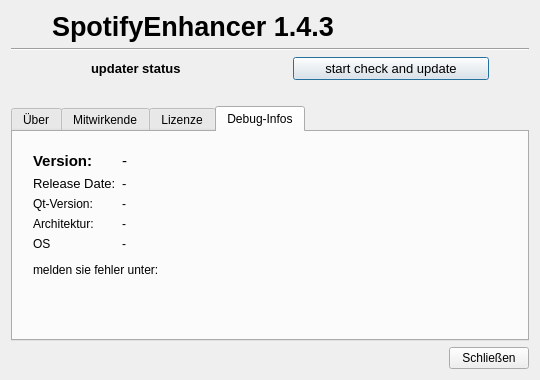
This is dialogueber.ui in M4RKUS28/MUpdaterLib as Qt 5 draws it before an edit. The edited form follows.
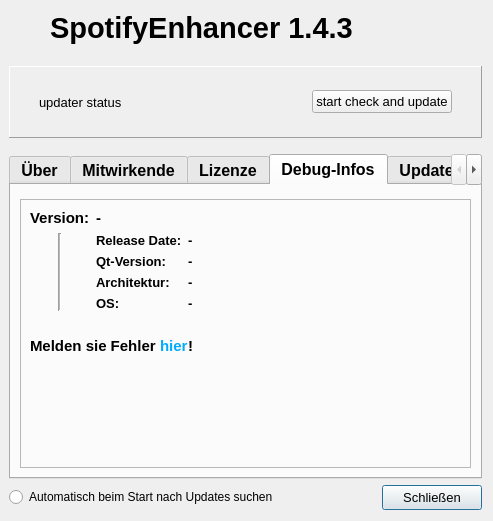
This is the edited form.

Patch:
```diff
--- a/dialogueber.ui
+++ b/dialogueber.ui
@@ -6,20 +6,20 @@
    <rect>
     <x>0</x>
     <y>0</y>
-    <width>540</width>
-    <height>380</height>
+    <width>493</width>
+    <height>521</height>
    </rect>
   </property>
   <property name="minimumSize">
    <size>
-    <width>500</width>
-    <height>310</height>
+    <width>400</width>
+    <height>250</height>
    </size>
   </property>
   <property name="maximumSize">
    <size>
-    <width>540</width>
-    <height>380</height>
+    <width>9999</width>
+    <height>9999</height>
    </size>
   </property>
   <property name="windowTitle">
@@ -30,163 +30,21 @@
 background-color: qlineargradient(spread:pad, x1:0, y1:0, x2:1, y2:0.523, stop:0 rgba(134, 255, 242, 255), stop:0.803822 rgba(255, 255, 255, 255));
 }*/</string>
   </property>
-  <layout class="QVBoxLayout" name="verticalLayout">
-   <item>
-    <layout class="QHBoxLayout" name="horizontalLayout_4">
-     <item>
-      <widget class="QLabel" name="label_icon">
-       <property name="sizePolicy">
-        <sizepolicy hsizetype="Maximum" vsizetype="Preferred">
-         <horstretch>0</horstretch>
-         <verstretch>0</verstretch>
-        </sizepolicy>
-       </property>
-       <property name="minimumSize">
-        <size>
-         <width>10</width>
-         <height>0</height>
-        </size>
-       </property>
-       <property name="text">
-        <string/>
-       </property>
-      </widget>
-     </item>
-     <item>
-      <spacer name="horizontalSpacer_3">
-       <property name="orientation">
-        <enum>Qt::Horizontal</enum>
-       </property>
-       <property name="sizeType">
-        <enum>QSizePolicy::Fixed</enum>
-       </property>
-       <property name="sizeHint" stdset="0">
-        <size>
-         <width>25</width>
-         <height>20</height>
-        </size>
-       </property>
-      </spacer>
-     </item>
-     <item>
-      <widget class="QLabel" name="label">
-       <property name="sizePolicy">
-        <sizepolicy hsizetype="Preferred" vsizetype="Fixed">
-         <horstretch>0</horstretch>
-         <verstretch>0</verstretch>
-        </sizepolicy>
-       </property>
-       <property name="font">
-        <font>
-         <pointsize>20</pointsize>
-         <bold>true</bold>
-        </font>
-       </property>
-       <property name="text">
-        <string>SpotifyEnhancer 1.4.3</string>
-       </property>
-      </widget>
-     </item>
-    </layout>
-   </item>
-   <item>
-    <widget class="Line" name="line_2">
-     <property name="orientation">
-      <enum>Qt::Horizontal</enum>
-     </property>
-    </widget>
-   </item>
-   <item>
-    <layout class="QHBoxLayout" name="horizontalLayout">
-     <item>
-      <spacer name="horizontalSpacer_4">
-       <property name="orientation">
-        <enum>Qt::Horizontal</enum>
-       </property>
-       <property name="sizeType">
-        <enum>QSizePolicy::Fixed</enum>
-       </property>
-       <property name="sizeHint" stdset="0">
-        <size>
-         <width>80</width>
-         <height>20</height>
-        </size>
-       </property>
-      </spacer>
-     </item>
-     <item>
-      <widget class="QLabel" name="labelUpdateStatus">
-       <property name="sizePolicy">
-        <sizepolicy hsizetype="Preferred" vsizetype="Preferred">
-         <horstretch>0</horstretch>
-         <verstretch>0</verstretch>
-        </sizepolicy>
-       </property>
-       <property name="font">
-        <font>
-         <pointsize>10</pointsize>
-         <bold>true</bold>
-        </font>
-       </property>
-       <property name="text">
-        <string>updater status</string>
-       </property>
-       <property name="wordWrap">
-        <bool>true</bool>
-       </property>
-      </widget>
-     </item>
-     <item>
-      <widget class="QPushButton" name="pushButtonUpdaterButton">
-       <property name="font">
-        <font>
-         <pointsize>10</pointsize>
-        </font>
-       </property>
-       <property name="styleSheet">
-        <string notr="true"/>
-       </property>
-       <property name="text">
-        <string>start check and update</string>
-       </property>
-      </widget>
-     </item>
-     <item>
-      <spacer name="horizontalSpacer">
-       <property name="orientation">
-        <enum>Qt::Horizontal</enum>
-       </property>
-       <property name="sizeType">
-        <enum>QSizePolicy::Preferred</enum>
-       </property>
-       <property name="sizeHint" stdset="0">
-        <size>
-         <width>40</width>
-         <height>20</height>
-        </size>
-       </property>
-      </spacer>
-     </item>
-    </layout>
-   </item>
-   <item>
-    <spacer name="verticalSpacer">
-     <property name="orientation">
-      <enum>Qt::Vertical</enum>
-     </property>
-     <property name="sizeType">
-      <enum>QSizePolicy::Fixed</enum>
-     </property>
-     <property name="sizeHint" stdset="0">
-      <size>
-       <width>20</width>
-       <height>20</height>
-      </size>
-     </property>
-    </spacer>
-   </item>
-   <item>
+  <layout class="QGridLayout" name="gridLayout_5">
+   <property name="leftMargin">
+    <number>9</number>
+   </property>
+   <item row="4" column="0" colspan="3">
     <widget class="QTabWidget" name="tabWidget">
+     <property name="font">
+      <font>
+       <pointsize>12</pointsize>
+       <bold>true</bold>
+      </font>
+     </property>
+     <property name="styleSheet">
+      <string notr="true"/>
+     </property>
      <property name="currentIndex">
       <number>3</number>
      </property>
@@ -294,145 +152,336 @@
       <attribute name="title">
        <string>Debug-Infos</string>
       </attribute>
-      <widget class="QWidget" name="">
-       <property name="geometry">
-        <rect>
-         <x>20</x>
-         <y>20</y>
-         <width>489</width>
-         <height>111</height>
-        </rect>
-       </property>
-       <layout class="QFormLayout" name="formLayout">
-        <item row="0" column="0">
-         <widget class="QLabel" name="label_2">
-          <property name="font">
-           <font>
-            <pointsize>11</pointsize>
-            <bold>true</bold>
-           </font>
+      <layout class="QGridLayout" name="gridLayout_2">
+       <item row="0" column="0" colspan="2">
+        <spacer name="verticalSpacer_6">
+         <property name="orientation">
+          <enum>Qt::Vertical</enum>
+         </property>
+         <property name="sizeType">
+          <enum>QSizePolicy::Fixed</enum>
+         </property>
+         <property name="sizeHint" stdset="0">
+          <size>
+           <width>20</width>
+           <height>5</height>
+          </size>
+         </property>
+        </spacer>
+       </item>
+       <item row="1" column="0" colspan="2">
+        <widget class="QFrame" name="framedebrounder">
+         <property name="minimumSize">
+          <size>
+           <width>0</width>
+           <height>10</height>
+          </size>
+         </property>
+         <property name="styleSheet">
+          <string notr="true"/>
+         </property>
+         <property name="frameShape">
+          <enum>QFrame::StyledPanel</enum>
+         </property>
+         <property name="frameShadow">
+          <enum>QFrame::Raised</enum>
+         </property>
+         <layout class="QGridLayout" name="gridLayout_4">
+          <property name="bottomMargin">
+           <number>0</number>
           </property>
-          <property name="text">
-           <string>Version:</string>
-          </property>
-         </widget>
-        </item>
-        <item row="0" column="1">
-         <widget class="QLabel" name="label_version">
-          <property name="font">
-           <font>
-            <pointsize>11</pointsize>
-           </font>
-          </property>
-          <property name="text">
-           <string>-</string>
-          </property>
-         </widget>
-        </item>
-        <item row="1" column="0">
-         <widget class="QLabel" name="label_3">
-          <property name="sizePolicy">
-           <sizepolicy hsizetype="Preferred" vsizetype="Fixed">
-            <horstretch>0</horstretch>
-            <verstretch>0</verstretch>
-           </sizepolicy>
-          </property>
-          <property name="font">
-           <font>
-            <pointsize>10</pointsize>
-           </font>
-          </property>
-          <property name="text">
-           <string>Release Date:</string>
-          </property>
-         </widget>
-        </item>
-        <item row="1" column="1">
-         <widget class="QLabel" name="label_compile_date">
-          <property name="font">
-           <font>
-            <pointsize>10</pointsize>
-           </font>
-          </property>
-          <property name="text">
-           <string>-</string>
-          </property>
-         </widget>
-        </item>
-        <item row="2" column="0">
-         <widget class="QLabel" name="label_6">
-          <property name="sizePolicy">
-           <sizepolicy hsizetype="Preferred" vsizetype="Fixed">
-            <horstretch>0</horstretch>
-            <verstretch>0</verstretch>
-           </sizepolicy>
-          </property>
-          <property name="text">
-           <string>Qt-Version:</string>
-          </property>
-         </widget>
-        </item>
-        <item row="2" column="1">
-         <widget class="QLabel" name="label_qt_version">
-          <property name="text">
-           <string>-</string>
-          </property>
-         </widget>
-        </item>
-        <item row="3" column="0">
-         <widget class="QLabel" name="label_7">
-          <property name="sizePolicy">
-           <sizepolicy hsizetype="Preferred" vsizetype="Fixed">
-            <horstretch>0</horstretch>
-            <verstretch>0</verstretch>
-           </sizepolicy>
-          </property>
-          <property name="text">
-           <string>Architektur:</string>
-          </property>
-         </widget>
-        </item>
-        <item row="3" column="1">
-         <widget class="QLabel" name="label_arch">
-          <property name="text">
-           <string>-</string>
-          </property>
-         </widget>
-        </item>
-        <item row="4" column="1">
-         <widget class="QLabel" name="label_os">
-          <property name="text">
-           <string>-</string>
-          </property>
-         </widget>
-        </item>
-        <item row="4" column="0">
-         <widget class="QLabel" name="label_12">
-          <property name="text">
-           <string>OS</string>
-          </property>
-         </widget>
-        </item>
-       </layout>
-      </widget>
-      <widget class="QLabel" name="label_5">
-       <property name="geometry">
-        <rect>
-         <x>20</x>
-         <y>130</y>
-         <width>241</width>
-         <height>16</height>
-        </rect>
-       </property>
-       <property name="text">
-        <string>melden sie fehler unter:</string>
-       </property>
-      </widget>
+          <item row="3" column="0" colspan="2">
+           <layout class="QHBoxLayout" name="horizontalLayout_3">
+            <property name="spacing">
+             <number>0</number>
+            </property>
+            <item>
+             <widget class="QLabel" name="label_5issuetext">
+              <property name="sizePolicy">
+               <sizepolicy hsizetype="Fixed" vsizetype="Preferred">
+                <horstretch>0</horstretch>
+                <verstretch>0</verstretch>
+               </sizepolicy>
+              </property>
+              <property name="font">
+               <font>
+                <pointsize>11</pointsize>
+                <bold>true</bold>
+               </font>
+              </property>
+              <property name="text">
+               <string>Melden sie Fehler </string>
+              </property>
+             </widget>
+            </item>
+            <item>
+             <widget class="QLabel" name="label_issue_website">
+              <property name="sizePolicy">
+               <sizepolicy hsizetype="Fixed" vsizetype="Preferred">
+                <horstretch>0</horstretch>
+                <verstretch>0</verstretch>
+               </sizepolicy>
+              </property>
+              <property name="font">
+               <font>
+                <pointsize>11</pointsize>
+                <bold>true</bold>
+               </font>
+              </property>
+              <property name="styleSheet">
+               <string notr="true">color: rgb(0, 171, 255);</string>
+              </property>
+              <property name="text">
+               <string>hier</string>
+              </property>
+             </widget>
+            </item>
+            <item>
+             <widget class="QLabel" name="label_4issue2">
+              <property name="font">
+               <font>
+                <pointsize>11</pointsize>
+               </font>
+              </property>
+              <property name="text">
+               <string>!</string>
+              </property>
+             </widget>
+            </item>
+           </layout>
+          </item>
+          <item row="1" column="0">
+           <layout class="QGridLayout" name="gridLayout_3">
+            <item row="0" column="0">
+             <widget class="Line" name="lineItemDebLine">
+              <property name="styleSheet">
+               <string notr="true"/>
+              </property>
+              <property name="lineWidth">
+               <number>1</number>
+              </property>
+              <property name="midLineWidth">
+               <number>1</number>
+              </property>
+              <property name="orientation">
+               <enum>Qt::Vertical</enum>
+              </property>
+             </widget>
+            </item>
+           </layout>
+          </item>
+          <item row="2" column="0" colspan="2">
+           <spacer name="verticalSpacer_2">
+            <property name="orientation">
+             <enum>Qt::Vertical</enum>
+            </property>
+            <property name="sizeType">
+             <enum>QSizePolicy::Fixed</enum>
+            </property>
+            <property name="sizeHint" stdset="0">
+             <size>
+              <width>20</width>
+              <height>20</height>
+             </size>
+            </property>
+           </spacer>
+          </item>
+          <item row="0" column="1">
+           <widget class="QLabel" name="label_version">
+            <property name="sizePolicy">
+             <sizepolicy hsizetype="Expanding" vsizetype="Preferred">
+              <horstretch>0</horstretch>
+              <verstretch>0</verstretch>
+             </sizepolicy>
+            </property>
+            <property name="font">
+             <font>
+              <pointsize>11</pointsize>
+              <bold>true</bold>
+             </font>
+            </property>
+            <property name="text">
+             <string>-</string>
+            </property>
+           </widget>
+          </item>
+          <item row="4" column="0" colspan="2">
+           <spacer name="verticalSpacer_7">
+            <property name="orientation">
+             <enum>Qt::Vertical</enum>
+            </property>
+            <property name="sizeHint" stdset="0">
+             <size>
+              <width>20</width>
+              <height>0</height>
+             </size>
+            </property>
+           </spacer>
+          </item>
+          <item row="0" column="0">
+           <widget class="QLabel" name="label_2">
+            <property name="font">
+             <font>
+              <pointsize>11</pointsize>
+              <bold>true</bold>
+             </font>
+            </property>
+            <property name="text">
+             <string>Version:</string>
+            </property>
+           </widget>
+          </item>
+          <item row="1" column="1">
+           <layout class="QFormLayout" name="formLayout">
+            <item row="0" column="0">
+             <widget class="QLabel" name="label_3">
+              <property name="sizePolicy">
+               <sizepolicy hsizetype="Preferred" vsizetype="Fixed">
+                <horstretch>0</horstretch>
+                <verstretch>0</verstretch>
+               </sizepolicy>
+              </property>
+              <property name="font">
+               <font>
+                <pointsize>10</pointsize>
+               </font>
+              </property>
+              <property name="text">
+               <string>Release Date:</string>
+              </property>
+             </widget>
+            </item>
+            <item row="0" column="1">
+             <widget class="QLabel" name="label_compile_date">
+              <property name="font">
+               <font>
+                <pointsize>10</pointsize>
+               </font>
+              </property>
+              <property name="text">
+               <string>-</string>
+              </property>
+             </widget>
+            </item>
+            <item row="1" column="0">
+             <widget class="QLabel" name="label_6">
+              <property name="sizePolicy">
+               <sizepolicy hsizetype="Preferred" vsizetype="Fixed">
+                <horstretch>0</horstretch>
+                <verstretch>0</verstretch>
+               </sizepolicy>
+              </property>
+              <property name="font">
+               <font>
+                <pointsize>10</pointsize>
+               </font>
+              </property>
+              <property name="text">
+               <string>Qt-Version:</string>
+              </property>
+             </widget>
+            </item>
+            <item row="1" column="1">
+             <widget class="QLabel" name="label_qt_version">
+              <property name="font">
+               <font>
+                <pointsize>10</pointsize>
+               </font>
+              </property>
+              <property name="frameShadow">
+               <enum>QFrame::Plain</enum>
+              </property>
+              <property name="text">
+               <string>-</string>
+              </property>
+             </widget>
+            </item>
+            <item row="2" column="0">
+             <widget class="QLabel" name="label_7">
+              <property name="sizePolicy">
+               <sizepolicy hsizetype="Preferred" vsizetype="Fixed">
+                <horstretch>0</horstretch>
+                <verstretch>0</verstretch>
+               </sizepolicy>
+              </property>
+              <property name="font">
+               <font>
+                <pointsize>10</pointsize>
+               </font>
+              </property>
+              <property name="text">
+               <string>Architektur:</string>
+              </property>
+             </widget>
+            </item>
+            <item row="2" column="1">
+             <widget class="QLabel" name="label_arch">
+              <property name="font">
+               <font>
+                <pointsize>10</pointsize>
+               </font>
+              </property>
+              <property name="text">
+               <string>-</string>
+              </property>
+             </widget>
+            </item>
+            <item row="3" column="0">
+             <widget class="QLabel" name="label_12">
+              <property name="font">
+               <font>
+                <pointsize>10</pointsize>
+               </font>
+              </property>
+              <property name="text">
+               <string>OS:</string>
+              </property>
+             </widget>
+            </item>
+            <item row="3" column="1">
+             <widget class="QLabel" name="label_os">
+              <property name="font">
+               <font>
+                <pointsize>10</pointsize>
+               </font>
+              </property>
+              <property name="text">
+               <string>-</string>
+              </property>
+             </widget>
+            </item>
+           </layout>
+          </item>
+         </layout>
+        </widget>
+       </item>
+      </layout>
+     </widget>
+     <widget class="QWidget" name="tab_update_error">
+      <attribute name="title">
+       <string>Updater-Log</string>
+      </attribute>
+      <layout class="QVBoxLayout" name="verticalLayout_4">
+       <item>
+        <widget class="QPlainTextEdit" name="plainTextEdit_updaer_error_log">
+         <property name="readOnly">
+          <bool>true</bool>
+         </property>
+        </widget>
+       </item>
+      </layout>
      </widget>
     </widget>
    </item>
-   <item>
+   <item row="5" column="0" colspan="3">
     <layout class="QHBoxLayout" name="horizontalLayout_2">
+     <item>
+      <widget class="QRadioButton" name="radioButtonautosearchupdates">
+       <property name="text">
+        <string>Automatisch beim Start nach Updates suchen</string>
+       </property>
+      </widget>
+     </item>
      <item>
       <spacer name="horizontalSpacer_2">
        <property name="orientation">
@@ -448,6 +497,17 @@
      </item>
      <item>
       <widget class="QPushButton" name="pushButtonClose">
+       <property name="minimumSize">
+        <size>
+         <width>100</width>
+         <height>25</height>
+        </size>
+       </property>
+       <property name="font">
+        <font>
+         <pointsize>10</pointsize>
+        </font>
+       </property>
        <property name="text">
         <string>Schließen</string>
        </property>
@@ -455,6 +515,249 @@
      </item>
     </layout>
    </item>
+   <item row="2" column="0" colspan="3">
+    <widget class="QFrame" name="updaterFrame">
+     <property name="styleSheet">
+      <string notr="true"/>
+     </property>
+     <property name="frameShape">
+      <enum>QFrame::Panel</enum>
+     </property>
+     <property name="frameShadow">
+      <enum>QFrame::Raised</enum>
+     </property>
+     <layout class="QHBoxLayout" name="horizontalLayout">
+      <property name="spacing">
+       <number>0</number>
+      </property>
+      <item>
+       <spacer name="horizontalSpacer_4">
+        <property name="orientation">
+         <enum>Qt::Horizontal</enum>
+        </property>
+        <property name="sizeType">
+         <enum>QSizePolicy::Fixed</enum>
+        </property>
+        <property name="sizeHint" stdset="0">
+         <size>
+          <width>20</width>
+          <height>20</height>
+         </size>
+        </property>
+       </spacer>
+      </item>
+      <item>
+       <widget class="QLabel" name="labelUpdateStatus">
+        <property name="sizePolicy">
+         <sizepolicy hsizetype="Preferred" vsizetype="Maximum">
+          <horstretch>0</horstretch>
+          <verstretch>0</verstretch>
+         </sizepolicy>
+        </property>
+        <property name="minimumSize">
+         <size>
+          <width>0</width>
+          <height>52</height>
+         </size>
+        </property>
+        <property name="font">
+         <font>
+          <pointsize>10</pointsize>
+          <bold>false</bold>
+         </font>
+        </property>
+        <property name="text">
+         <string>updater status</string>
+        </property>
+        <property name="wordWrap">
+         <bool>true</bool>
+        </property>
+       </widget>
+      </item>
+      <item>
+       <spacer name="horizontalSpacer_5">
+        <property name="orientation">
+         <enum>Qt::Horizontal</enum>
+        </property>
+        <property name="sizeType">
+         <enum>QSizePolicy::Preferred</enum>
+        </property>
+        <property name="sizeHint" stdset="0">
+         <size>
+          <width>0</width>
+          <height>20</height>
+         </size>
+        </property>
+       </spacer>
+      </item>
+      <item>
+       <widget class="QPushButton" name="pushButtonUpdaterButton">
+        <property name="sizePolicy">
+         <sizepolicy hsizetype="Maximum" vsizetype="Fixed">
+          <horstretch>0</horstretch>
+          <verstretch>0</verstretch>
+         </sizepolicy>
+        </property>
+        <property name="font">
+         <font>
+          <pointsize>10</pointsize>
+         </font>
+        </property>
+        <property name="styleSheet">
+         <string notr="true"/>
+        </property>
+        <property name="text">
+         <string>start check and update</string>
+        </property>
+       </widget>
+      </item>
+      <item>
+       <spacer name="horizontalSpacer">
+        <property name="orientation">
+         <enum>Qt::Horizontal</enum>
+        </property>
+        <property name="sizeType">
+         <enum>QSizePolicy::Preferred</enum>
+        </property>
+        <property name="sizeHint" stdset="0">
+         <size>
+          <width>20</width>
+          <height>20</height>
+         </size>
+        </property>
+       </spacer>
+      </item>
+     </layout>
+    </widget>
+   </item>
+   <item row="0" column="0" colspan="3">
+    <layout class="QHBoxLayout" name="horizontalLayout_4">
+     <item>
+      <spacer name="horizontalSpacer_6">
+       <property name="orientation">
+        <enum>Qt::Horizontal</enum>
+       </property>
+       <property name="sizeType">
+        <enum>QSizePolicy::Fixed</enum>
+       </property>
+       <property name="sizeHint" stdset="0">
+        <size>
+         <width>15</width>
+         <height>20</height>
+        </size>
+       </property>
+      </spacer>
+     </item>
+     <item>
+      <widget class="QLabel" name="label_icon">
+       <property name="sizePolicy">
+        <sizepolicy hsizetype="Maximum" vsizetype="Maximum">
+         <horstretch>0</horstretch>
+         <verstretch>0</verstretch>
+        </sizepolicy>
+       </property>
+       <property name="minimumSize">
+        <size>
+         <width>10</width>
+         <height>0</height>
+        </size>
+       </property>
+       <property name="text">
+        <string/>
+       </property>
+       <property name="alignment">
+        <set>Qt::AlignCenter</set>
+       </property>
+       <property name="buddy">
+        <cstring>updaterFrame</cstring>
+       </property>
+      </widget>
+     </item>
+     <item>
+      <spacer name="horizontalSpacer_3">
+       <property name="orientation">
+        <enum>Qt::Horizontal</enum>
+       </property>
+       <property name="sizeType">
+        <enum>QSizePolicy::Fixed</enum>
+       </property>
+       <property name="sizeHint" stdset="0">
+        <size>
+         <width>10</width>
+         <height>20</height>
+        </size>
+       </property>
+      </spacer>
+     </item>
+     <item>
+      <widget class="QLabel" name="label">
+       <property name="sizePolicy">
+        <sizepolicy hsizetype="Preferred" vsizetype="Fixed">
+         <horstretch>0</horstretch>
+         <verstretch>0</verstretch>
+        </sizepolicy>
+       </property>
+       <property name="font">
+        <font>
+         <pointsize>22</pointsize>
+         <bold>true</bold>
+        </font>
+       </property>
+       <property name="text">
+        <string>SpotifyEnhancer 1.4.3</string>
+       </property>
+      </widget>
+     </item>
+     <item>
+      <spacer name="horizontalSpacer_7">
+       <property name="orientation">
+        <enum>Qt::Horizontal</enum>
+       </property>
+       <property name="sizeType">
+        <enum>QSizePolicy::Fixed</enum>
+       </property>
+       <property name="sizeHint" stdset="0">
+        <size>
+         <width>20</width>
+         <height>20</height>
+        </size>
+       </property>
+      </spacer>
+     </item>
+    </layout>
+   </item>
+   <item row="3" column="0" colspan="3">
+    <spacer name="verticalSpacer">
+     <property name="orientation">
+      <enum>Qt::Vertical</enum>
+     </property>
+     <property name="sizeType">
+      <enum>QSizePolicy::Fixed</enum>
+     </property>
+     <property name="sizeHint" stdset="0">
+      <size>
+       <width>20</width>
+       <height>10</height>
+      </size>
+     </property>
+    </spacer>
+   </item>
+   <item row="1" column="0" colspan="3">
+    <spacer name="verticalSpacer_4">
+     <property name="orientation">
+      <enum>Qt::Vertical</enum>
+     </property>
+     <property name="sizeType">
+      <enum>QSizePolicy::Fixed</enum>
+     </property>
+     <property name="sizeHint" stdset="0">
+      <size>
+       <width>20</width>
+       <height>15</height>
+      </size>
+     </property>
+    </spacer>
+   </item>
   </layout>
  </widget>
  <resources/>
```
Left out of the diff: 277 changed lines with no effect on the pictures.
